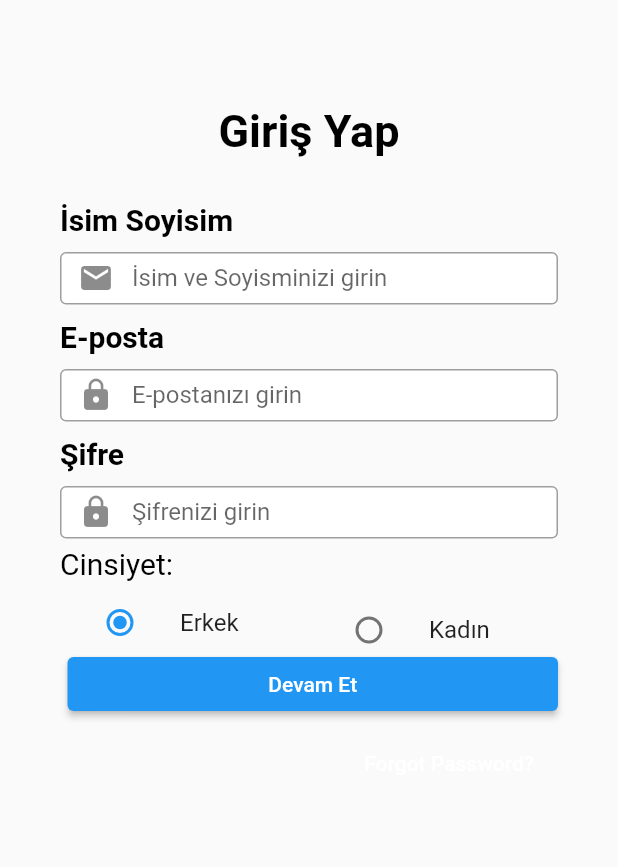
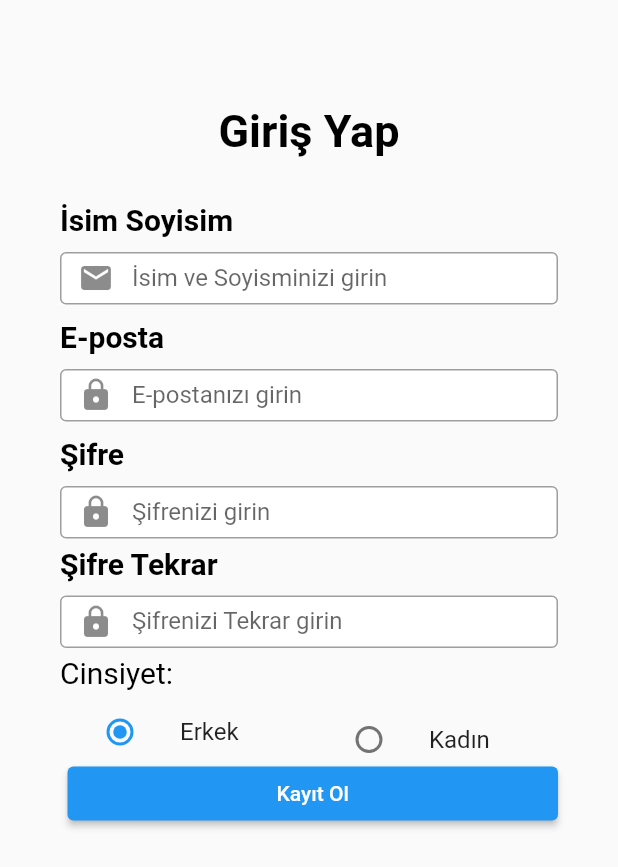
Before and after one commit to samibarankorkmaz/gelberaberolsun_main, a Flutter app: the SignupScreen screen opened by its route, on a phone screen of 412 x 824 dp. Shown: the top 867 px of the screen. Run offline on Flutter 3.47's test engine with Material 2 defaults, Android fonts, the phone set to English and light mode, and no system bars; our stand-ins replace cloud_firestore, firebase_auth, firebase_core; accounts and stored records are empty; Roboto replaces fonts that are missing (OpenSans).

Commit message:
Kayıt için veritabanı bağlantısı yapıldı

```diff
--- a/lib/main.dart
+++ b/lib/main.dart
@@ -2,8 +2,11 @@ import 'package:flutter/material.dart';
 import 'package:GelBeraberOlsun/screens/login_screen.dart';
 import 'package:GelBeraberOlsun/screens/signup_screen.dart';
 import 'package:GelBeraberOlsun/screens/main_page.dart';
+import 'package:firebase_core/firebase_core.dart';
 
-void main() {
+void main() async {
+  WidgetsFlutterBinding.ensureInitialized();
+  await Firebase.initializeApp();
   runApp(MyApp());
 }
 
--- a/lib/screens/signup_screen.dart
+++ b/lib/screens/signup_screen.dart
@@ -1,3 +1,5 @@
+import 'package:cloud_firestore/cloud_firestore.dart';
+import 'package:firebase_auth/firebase_auth.dart';
 import 'package:flutter/material.dart';
 import 'package:GelBeraberOlsun/main.dart';
 
@@ -10,7 +12,180 @@ class SignupScreen extends StatefulWidget {
 
 class _SignupScreenState extends State<SignupScreen> {
   final GlobalKey<FormState> _formKey = GlobalKey<FormState>();
+  final FirebaseAuth _auth = FirebaseAuth.instance;
+  final FirebaseFirestore _firestore = FirebaseFirestore.instance;
   Gender? _character = Gender.Male;
+
+  TextEditingController fNameController = TextEditingController();
+  TextEditingController mailController = TextEditingController();
+  TextEditingController passController = TextEditingController();
+  TextEditingController repassController = TextEditingController();
+
+  Widget signupFullName() {
+    return Container(
+      alignment: Alignment.centerLeft,
+      decoration: BoxDecoration(
+        color: Colors.white,
+      ),
+      height: 35.0,
+      child: TextField(
+        controller: fNameController,
+        obscureText: false,
+        decoration: InputDecoration(
+            border: OutlineInputBorder(),
+            prefixIcon: Icon(
+              Icons.email,
+            ),
+            labelText: 'İsim ve Soyisminizi girin'),
+      ),
+    );
+  }
+
+  Widget signupEMail() {
+    return Container(
+      alignment: Alignment.centerLeft,
+      decoration: BoxDecoration(
+        color: Colors.white,
+      ),
+      height: 35.0,
+      child: TextField(
+        controller: mailController,
+        obscureText: false,
+        decoration: InputDecoration(
+          border: OutlineInputBorder(),
+          labelText: 'E-postanızı girin',
+          prefixIcon: Icon(
+            Icons.lock,
+          ),
+        ),
+      ),
+    );
+  }
+
+  Widget signupPass() {
+    return Container(
+      alignment: Alignment.centerLeft,
+      decoration: BoxDecoration(
+        color: Colors.white,
+      ),
+      height: 35.0,
+      child: TextField(
+        controller: passController,
+        obscureText: true,
+        decoration: InputDecoration(
+          border: OutlineInputBorder(),
+          labelText: 'Şifrenizi girin',
+          prefixIcon: Icon(
+            Icons.lock,
+          ),
+        ),
+      ),
+    );
+  }
+
+  Widget signupRePass() {
+    return Container(
+      alignment: Alignment.centerLeft,
+      decoration: BoxDecoration(
+        color: Colors.white,
+      ),
+      height: 35.0,
+      child: TextField(
+        controller: repassController,
+        obscureText: true,
+        decoration: InputDecoration(
+          border: OutlineInputBorder(),
+          labelText: 'Şifrenizi Tekrar girin',
+          prefixIcon: Icon(
+            Icons.lock,
+          ),
+        ),
+      ),
+    );
+  }
+
+  Widget chooseGender() {
+    return Row(
+      children: <Widget>[
+        Expanded(
+          child: SizedBox(
+            height: 45,
+            child: ListTile(
+              title: Text('Erkek'),
+              leading: Radio<Gender>(
+                value: Gender.Male,
+                groupValue: _character,
+                onChanged: (Gender? value) {
+                  setState(() {
+                    _character = value;
+                  });
+                },
+              ),
+            ),
+          ),
+        ),
+        Expanded(
+          child: SizedBox(
+            height: 35,
+            child: ListTile(
+              title: Text('Kadın'),
+              leading: Radio<Gender>(
+                value: Gender.Female,
+                groupValue: _character,
+                onChanged: (Gender? value) {
+                  setState(() {
+                    _character = value;
+                  });
+                },
+              ),
+            ),
+          ),
+        )
+      ],
+    );
+  }
+
+  Widget signUp() {
+    CollectionReference userRef = _firestore.collection("Users");
+
+    return Container(
+      child: Row(
+        children: <Widget>[
+          SizedBox(
+            height: 10.0,
+            width: 5.0,
+          ),
+          Expanded(
+              child: ElevatedButton(
+            onPressed: () async {
+              Map<String, dynamic> userData = {
+                'name': fNameController.text,
+                'eposta': mailController.text,
+                'pass': passController.text,
+              };
+              await userRef.doc(fNameController.text).set(userData);
+              try {
+                UserCredential userCredential = await FirebaseAuth.instance
+                    .createUserWithEmailAndPassword(
+                        email: mailController.text,
+                        password: passController.text);
+              } on FirebaseAuthException catch (e) {
+                if (e.code == 'weak-password') {
+                  print("The password provided is too weak");
+                } else if (e.code == "email-already-in-use") {
+                  print('The account already exist for that email.');
+                }
+              } catch (e) {
+                print(e);
+              }
+            },
+            child: Text('Kayıt Ol'),
+          ))
+        ],
+      ),
+    );
+  }
+
   @override
   Widget build(BuildContext context) {
     return Scaffold(
@@ -51,22 +226,7 @@ class _SignupScreenState extends State<SignupScreen> {
                             fontSize: 20.0),
                       ),
                       SizedBox(height: 10.0),
-                      Container(
-                        alignment: Alignment.centerLeft,
-                        decoration: BoxDecoration(
-                          color: Colors.white,
-                        ),
-                        height: 35.0,
-                        child: TextField(
-                          obscureText: false,
-                          decoration: InputDecoration(
-                              border: OutlineInputBorder(),
-                              prefixIcon: Icon(
-                                Icons.email,
-                              ),
-                              labelText: 'İsim ve Soyisminizi girin'),
-                        ),
-                      ),
+                      signupFullName(),
                       SizedBox(height: 10.0),
                       Text(
                         'E-posta',
@@ -76,23 +236,7 @@ class _SignupScreenState extends State<SignupScreen> {
                             fontSize: 20.0),
                       ),
                       SizedBox(height: 10.0),
-                      Container(
-                        alignment: Alignment.centerLeft,
-                        decoration: BoxDecoration(
-                          color: Colors.white,
-                        ),
-                        height: 35.0,
-                        child: TextField(
-                          obscureText: false,
-                          decoration: InputDecoration(
-                            border: OutlineInputBorder(),
-                            labelText: 'E-postanızı girin',
-                            prefixIcon: Icon(
-                              Icons.lock,
-                            ),
-                          ),
-                        ),
-                      ),
+                      signupEMail(),
                       SizedBox(height: 10.0),
                       Text(
                         'Şifre',
@@ -102,23 +246,19 @@ class _SignupScreenState extends State<SignupScreen> {
                             fontSize: 20.0),
                       ),
                       SizedBox(height: 10.0),
-                      Container(
-                        alignment: Alignment.centerLeft,
-                        decoration: BoxDecoration(
-                          color: Colors.white,
-                        ),
-                        height: 35.0,
-                        child: TextField(
-                          obscureText: true,
-                          decoration: InputDecoration(
-                            border: OutlineInputBorder(),
-                            labelText: 'Şifrenizi girin',
-                            prefixIcon: Icon(
-                              Icons.lock,
-                            ),
-                          ),
-                        ),
+                      signupPass(),
+                      SizedBox(
+                        height: 5,
                       ),
+                      Text(
+                        'Şifre Tekrar',
+                        style: TextStyle(
+                            color: Colors.black,
+                            fontWeight: FontWeight.bold,
+                            fontSize: 20.0),
+                      ),
+                      SizedBox(height: 10.0),
+                      signupRePass(),
                       SizedBox(
                         height: 5,
                       ),
@@ -126,76 +266,10 @@ class _SignupScreenState extends State<SignupScreen> {
                         'Cinsiyet:',
                         style: TextStyle(color: Colors.black, fontSize: 20),
                       ),
-                      Row(
-                        children: <Widget>[
-                          Expanded(
-                            child: SizedBox(
-                              height: 45,
-                              child: ListTile(
-                                title: Text('Erkek'),
-                                leading: Radio<Gender>(
-                                  value: Gender.Male,
-                                  groupValue: _character,
-                                  onChanged: (Gender? value) {
-                                    setState(() {
-                                      //
-                                    });
-                                  },
-                                ),
-                              ),
-                            ),
-                          ),
-                          Expanded(
-                            child: SizedBox(
-                              height: 35,
-                              child: ListTile(
-                                title: Text('Kadın'),
-                                leading: Radio<Gender>(
-                                  value: Gender.Female,
-                                  groupValue: _character,
-                                  onChanged: (Gender? value) {
-                                    setState(() {
-                                      _character = value;
-                                    });
-                                  },
-                                ),
-                              ),
-                            ),
-                          )
-                        ],
-                      ),
-                      Container(
-                        child: Row(
-                          children: <Widget>[
-                            SizedBox(
-                              height: 10.0,
-                              width: 5.0,
-                            ),
-                            Expanded(
-                                child: ElevatedButton(
-                              onPressed: () => {
-                                /*print('Sign Up Button pressed!')*/
-                                //Navigator.pushNamed(context, '/Signup'),
-                              },
-                              child: Text('Devam Et'),
-                            ))
-                          ],
-                        ),
-                      ),
+                      chooseGender(),
+                      signUp(),
                       SizedBox(
                         height: 5,
-                      ),
-                      Container(
-                        alignment: Alignment.centerRight,
-                        child: FlatButton(
-                          onPressed: () {
-                            print('Forgot Butonuna Basıldı');
-                          },
-                          child: Text(
-                            'Forgot Password?',
-                            style: TextStyle(color: Colors.white),
-                          ),
-                        ),
                       ),
                     ],
                   ),
--- a/pubspec.yaml
+++ b/pubspec.yaml
@@ -27,6 +27,7 @@ environment:
 # the latest version available on pub.dev. To see which dependencies have newer
 # versions available, run `flutter pub outdated`.
 dependencies:
+  url_launcher: ^5.4.0
   flutter:
     sdk: flutter
 
@@ -34,6 +35,8 @@ dependencies:
   # The following adds the Cupertino Icons font to your application.
   # Use with the CupertinoIcons class for iOS style icons.
   cupertino_icons: ^1.0.2
+  firebase_auth: ^0.20.1
+  cloud_firestore: ^0.16.0+1
 
 
 dev_dependencies:
```
Also changed, not shown: Ekip Şeması.jpg (added), pubspec.lock, 6 other files.
